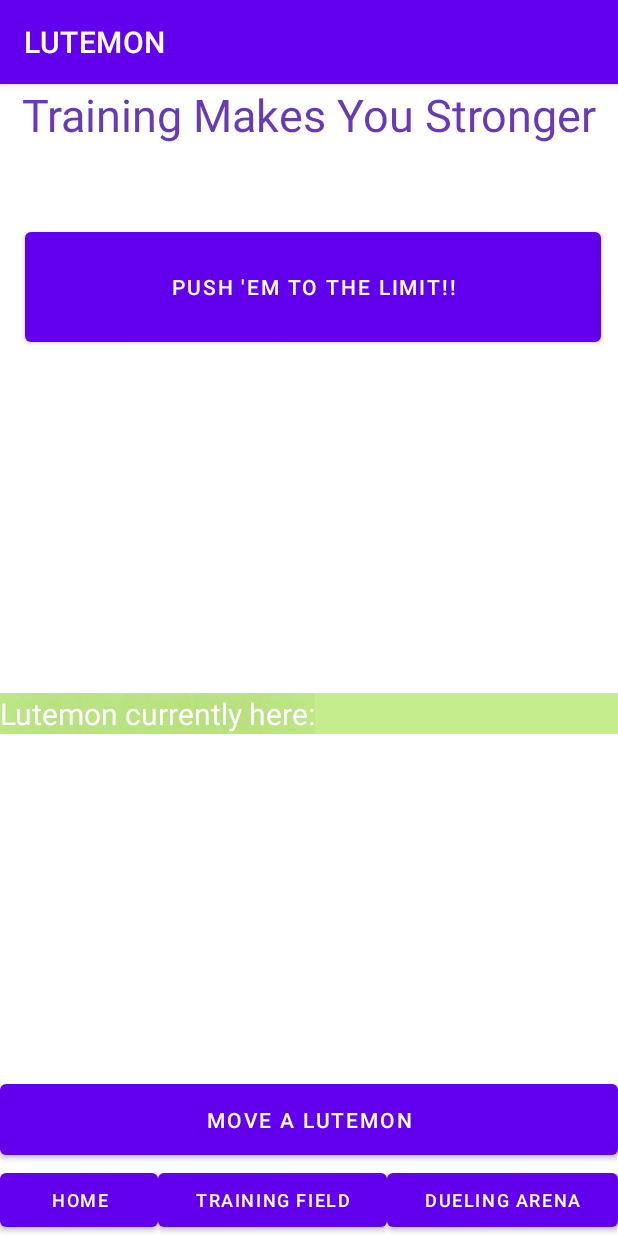
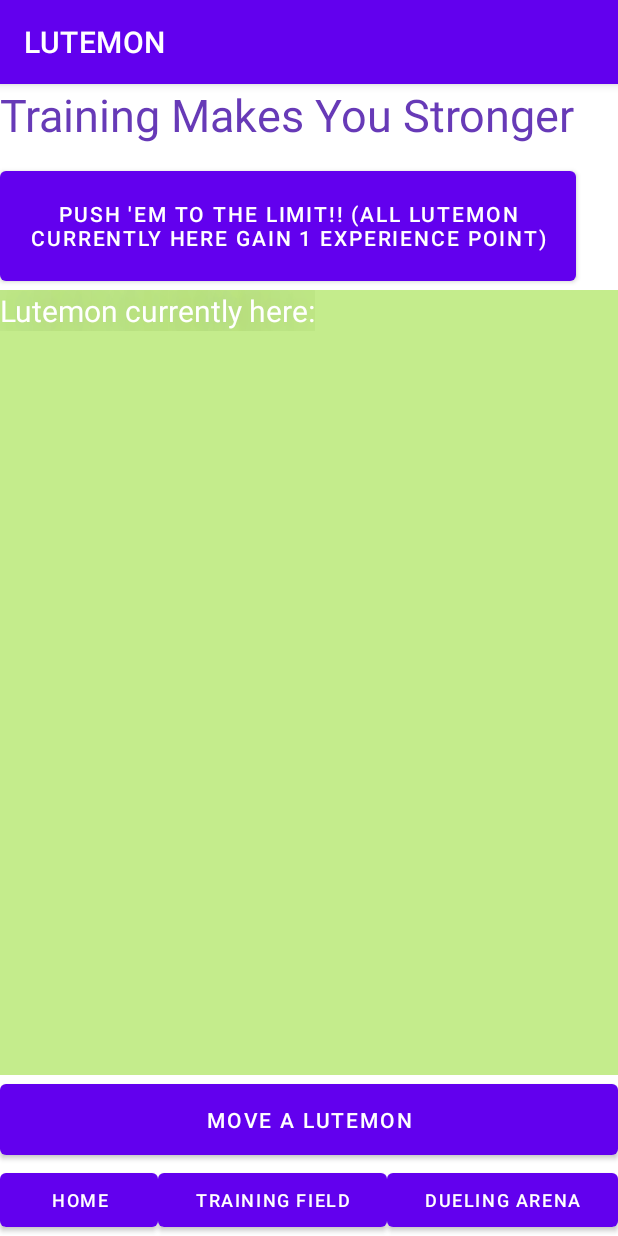
Before and after one commit to J40t/LUTEMON, an Android app: the screen it shows after launch (MainActivity), after a tap on "TRAINING FIELD", on a phone screen of 412 x 824 dp. Run offline under Robolectric (Android 15) with nearby library versions, the phone set to English and light mode, and no system bars; 3 other taps on this screen came first.

Commit message:
Appearance of Training Field is fixed

```diff
--- a/app/src/main/res/layout/fragment_training.xml
+++ b/app/src/main/res/layout/fragment_training.xml
@@ -5,10 +5,6 @@
     android:layout_width="match_parent"
     android:layout_height="match_parent"
     tools:context=".TrainingFragment">
-
-    <androidx.constraintlayout.widget.ConstraintLayout
-        android:layout_width="match_parent"
-        android:layout_height="match_parent">
 
     <TextView
         android:id="@+id/textView4"
@@ -21,32 +17,27 @@
         app:layout_constraintStart_toStartOf="parent"
         app:layout_constraintTop_toTopOf="parent" />
 
+    <LinearLayout
+        android:layout_width="match_parent"
+        android:layout_height="match_parent"
+        android:orientation="vertical">
+
         <Button
             android:id="@+id/btnTrainEm"
             android:layout_width="384dp"
             android:layout_height="85dp"
             android:layout_marginTop="52dp"
-            android:text="PUSH 'EM TO THE LIMIT!!"
+            android:text="PUSH 'EM TO THE LIMIT!! (All Lutemon currently here gain 1 experience point)"
             app:layout_constraintEnd_toEndOf="parent"
             app:layout_constraintHorizontal_bias="0.592"
             app:layout_constraintStart_toStartOf="parent"
             app:layout_constraintTop_toBottomOf="@+id/textView4" />
 
-        <androidx.constraintlayout.widget.ConstraintLayout
-            android:layout_width="0dp"
-            android:layout_height="wrap_content"
-            android:background="#c5ed8d"
-            android:orientation="vertical"
-            app:layout_constraintBottom_toBottomOf="parent"
-            app:layout_constraintEnd_toEndOf="parent"
-            app:layout_constraintStart_toStartOf="parent"
-            app:layout_constraintTop_toBottomOf="@+id/btnTrainEm">
-
         <LinearLayout
             android:layout_width="match_parent"
             android:layout_height="match_parent"
-                android:orientation="vertical"
-                app:layout_constraintBottom_toBottomOf="parent">
+            android:background="#C4EC8C"
+            android:orientation="vertical">
 
             <TextView
                 android:id="@+id/textView2"
@@ -67,6 +58,6 @@
 
         </LinearLayout>
 
-        </androidx.constraintlayout.widget.ConstraintLayout>
-    </androidx.constraintlayout.widget.ConstraintLayout>
+    </LinearLayout>
+
 </FrameLayout>
```
Lines whose indentation alone changed are shown as unchanged.
